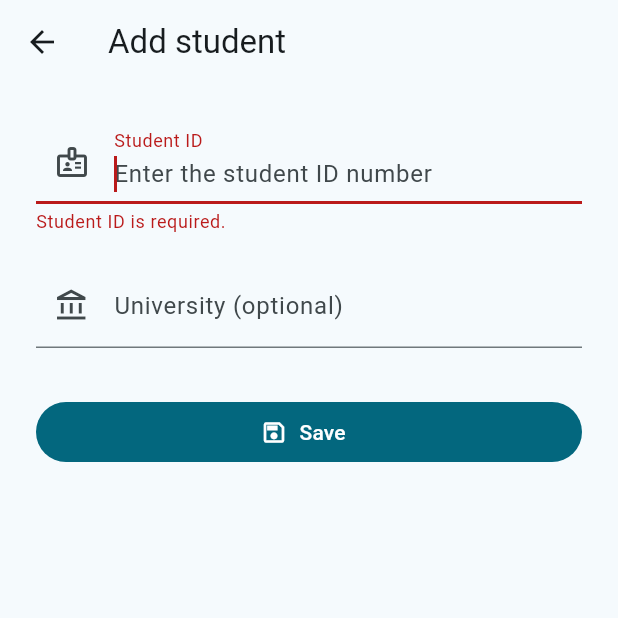
After one commit to RiveraDiego/CUM_Master, a Flutter app: the StudentFormPage screen opened by its route, after a tap on "Save", on a phone screen of 412 x 824 dp, the top half of it. The commit adds this screen. Run offline on Flutter 3.47's test engine with Material 3 defaults, Android fonts, the phone set to English and light mode, and no system bars; our stand-ins replace flutter_riverpod, go_router, sqflite; accounts and stored records are empty.

Commit message:
feat(students): add visual CRUD
Checklist visible en Android:
- Listar estudiantes y estado vacío
- Agregar con carnet obligatorio y universidad opcional
- Validar carnet duplicado
- Editar datos existentes
- Cancelar o confirmar eliminación
- Mostrar carga, errores y reintento
- Mantener datos locales al reabrir

```diff
--- a/lib/core/router/app_router.dart
+++ b/lib/core/router/app_router.dart
@@ -1,9 +1,12 @@
 import 'package:go_router/go_router.dart';
 
-import '../../features/home/presentation/home_page.dart';
+import '../../features/students/presentation/pages/student_form_page.dart';
+import '../../features/students/presentation/pages/students_page.dart';
 
 abstract final class AppRoute {
   static const home = 'home';
+  static const studentCreate = 'student-create';
+  static const studentEdit = 'student-edit';
 }
 
 final GoRouter appRouter = GoRouter(
@@ -12,7 +15,20 @@ final GoRouter appRouter = GoRouter(
     GoRoute(
       path: '/',
       name: AppRoute.home,
-      builder: (context, state) => const HomePage(),
+      builder: (context, state) => const StudentsPage(),
+      routes: [
+        GoRoute(
+          path: 'students/new',
+          name: AppRoute.studentCreate,
+          builder: (context, state) => const StudentFormPage(),
+        ),
+        GoRoute(
+          path: 'students/:studentId/edit',
+          name: AppRoute.studentEdit,
+          builder: (context, state) =>
+              StudentFormPage(studentId: state.pathParameters['studentId']!),
+        ),
+      ],
     ),
   ],
 );
--- /dev/null
+++ b/lib/features/students/presentation/controllers/students_controller.dart
@@ -0,0 +1,50 @@
+import 'package:flutter_riverpod/flutter_riverpod.dart';
+
+import '../../application/student_providers.dart';
+import '../../domain/entities/student.dart';
+
+final studentsControllerProvider =
+    AsyncNotifierProvider<StudentsController, List<Student>>(
+      StudentsController.new,
+    );
+
+class StudentsController extends AsyncNotifier<List<Student>> {
+  @override
+  Future<List<Student>> build() => ref.watch(listStudentsProvider)();
+
+  Future<void> refresh() async {
+    state = const AsyncLoading();
+    state = await AsyncValue.guard(ref.read(listStudentsProvider).call);
+  }
+
+  Future<Student> create({
+    required String studentCard,
+    String? university,
+  }) async {
+    final student = await ref.read(createStudentProvider)(
+      studentCard: studentCard,
+      university: university,
+    );
+    await refresh();
+    return student;
+  }
+
+  Future<Student> updateStudent({
+    required String studentId,
+    required String studentCard,
+    String? university,
+  }) async {
+    final student = await ref.read(updateStudentProvider)(
+      studentId: studentId,
+      studentCard: studentCard,
+      university: university,
+    );
+    await refresh();
+    return student;
+  }
+
+  Future<void> delete(String studentId) async {
+    await ref.read(deleteStudentProvider)(studentId);
+    await refresh();
+  }
+}
--- /dev/null
+++ b/lib/features/students/presentation/pages/student_form_page.dart
@@ -0,0 +1,224 @@
+import 'package:flutter/material.dart';
+import 'package:flutter_riverpod/flutter_riverpod.dart';
+import 'package:go_router/go_router.dart';
+
+import '../../../../l10n/generated/app_localizations.dart';
+import '../../application/student_providers.dart';
+import '../../domain/entities/student.dart';
+import '../../domain/errors/student_exceptions.dart';
+import '../controllers/students_controller.dart';
+
+class StudentFormPage extends ConsumerStatefulWidget {
+  const StudentFormPage({super.key, this.studentId});
+
+  final String? studentId;
+
+  @override
+  ConsumerState<StudentFormPage> createState() => _StudentFormPageState();
+}
+
+class _StudentFormPageState extends ConsumerState<StudentFormPage> {
+  final _formKey = GlobalKey<FormState>();
+  final _studentCardController = TextEditingController();
+  final _universityController = TextEditingController();
+  Future<Student?>? _studentFuture;
+  bool _saving = false;
+  bool _initialized = false;
+
+  bool get _isEditing => widget.studentId != null;
+
+  @override
+  void initState() {
+    super.initState();
+    if (_isEditing) {
+      _studentFuture = ref.read(getStudentProvider)(widget.studentId!);
+    }
+  }
+
+  @override
+  void dispose() {
+    _studentCardController.dispose();
+    _universityController.dispose();
+    super.dispose();
+  }
+
+  @override
+  Widget build(BuildContext context) {
+    final l10n = AppLocalizations.of(context)!;
+    return Scaffold(
+      appBar: AppBar(
+        title: Text(
+          _isEditing ? l10n.studentEditTitle : l10n.studentCreateTitle,
+        ),
+      ),
+      body: SafeArea(
+        child: _isEditing && !_initialized
+            ? FutureBuilder<Student?>(
+                future: _studentFuture,
+                builder: (context, snapshot) {
+                  if (snapshot.connectionState != ConnectionState.done) {
+                    return const Center(child: CircularProgressIndicator());
+                  }
+                  if (snapshot.hasError) {
+                    return _LoadFailureState(
+                      message: l10n.studentStorageError,
+                      onRetry: _reloadStudent,
+                      onClose: () => context.pop(),
+                    );
+                  }
+                  if (snapshot.data == null) {
+                    return _LoadFailureState(
+                      message: l10n.studentNotFoundError,
+                      onClose: () => context.pop(),
+                    );
+                  }
+                  _initialize(snapshot.data!);
+                  return _buildForm(l10n);
+                },
+              )
+            : _buildForm(l10n),
+      ),
+    );
+  }
+
+  void _initialize(Student student) {
+    _studentCardController.text = student.studentCard;
+    _universityController.text = student.university ?? '';
+    _initialized = true;
+  }
+
+  void _reloadStudent() {
+    setState(() {
+      _studentFuture = ref.read(getStudentProvider)(widget.studentId!);
+    });
+  }
+
+  Widget _buildForm(AppLocalizations l10n) {
+    return SingleChildScrollView(
+      padding: const EdgeInsets.all(24),
+      child: Center(
+        child: ConstrainedBox(
+          constraints: const BoxConstraints(maxWidth: 560),
+          child: Form(
+            key: _formKey,
+            child: Column(
+              crossAxisAlignment: CrossAxisAlignment.stretch,
+              children: [
+                TextFormField(
+                  controller: _studentCardController,
+                  enabled: !_saving,
+                  textInputAction: TextInputAction.next,
+                  autofocus: !_isEditing,
+                  decoration: InputDecoration(
+                    labelText: l10n.studentCardLabel,
+                    hintText: l10n.studentCardHint,
+                    prefixIcon: const Icon(Icons.badge_outlined),
+                  ),
+                  validator: (value) => value == null || value.trim().isEmpty
+                      ? l10n.studentCardRequiredError
+                      : null,
+                ),
+                const SizedBox(height: 20),
+                TextFormField(
+                  controller: _universityController,
+                  enabled: !_saving,
+                  textInputAction: TextInputAction.done,
+                  onFieldSubmitted: (_) => _save(),
+                  decoration: InputDecoration(
+                    labelText: l10n.studentUniversityLabel,
+                    hintText: l10n.studentUniversityHint,
+                    prefixIcon: const Icon(Icons.account_balance_outlined),
+                  ),
+                ),
+                const SizedBox(height: 32),
+                FilledButton.icon(
+                  onPressed: _saving ? null : _save,
+                  icon: _saving
+                      ? const SizedBox.square(
+                          dimension: 20,
+                          child: CircularProgressIndicator(strokeWidth: 2),
+                        )
+                      : const Icon(Icons.save_outlined),
+                  label: Text(l10n.saveAction),
+                ),
+              ],
+            ),
+          ),
+        ),
+      ),
+    );
+  }
+
+  Future<void> _save() async {
+    if (_saving || !_formKey.currentState!.validate()) return;
+    setState(() => _saving = true);
+    final l10n = AppLocalizations.of(context)!;
+    try {
+      final notifier = ref.read(studentsControllerProvider.notifier);
+      if (_isEditing) {
+        await notifier.updateStudent(
+          studentId: widget.studentId!,
+          studentCard: _studentCardController.text,
+          university: _universityController.text,
+        );
+      } else {
+        await notifier.create(
+          studentCard: _studentCardController.text,
+          university: _universityController.text,
+        );
+      }
+      if (mounted) context.pop();
+    } on DuplicateStudentCardException {
+      _showError(l10n.studentCardDuplicateError);
+    } on StudentNotFoundException {
+      _showError(l10n.studentNotFoundError);
+    } on StudentException {
+      _showError(l10n.studentStorageError);
+    } finally {
+      if (mounted) setState(() => _saving = false);
+    }
+  }
+
+  void _showError(String message) {
+    ScaffoldMessenger.of(
+      context,
+    ).showSnackBar(SnackBar(content: Text(message)));
+  }
+}
+
+class _LoadFailureState extends StatelessWidget {
+  const _LoadFailureState({
+    required this.message,
+    required this.onClose,
+    this.onRetry,
+  });
+
+  final String message;
+  final VoidCallback onClose;
+  final VoidCallback? onRetry;
+
+  @override
+  Widget build(BuildContext context) {
+    final l10n = AppLocalizations.of(context)!;
+    return Center(
+      child: Padding(
+        padding: const EdgeInsets.all(24),
+        child: Column(
+          mainAxisSize: MainAxisSize.min,
+          children: [
+            Text(message, textAlign: TextAlign.center),
+            const SizedBox(height: 16),
+            if (onRetry != null) ...[
+              FilledButton(onPressed: onRetry, child: Text(l10n.retryAction)),
+              const SizedBox(height: 8),
+            ],
+            FilledButton.tonal(
+              onPressed: onClose,
+              child: Text(l10n.closeAction),
+            ),
+          ],
+        ),
+      ),
+    );
+  }
+}
--- a/lib/l10n/app_en.arb
+++ b/lib/l10n/app_en.arb
@@ -15,5 +15,33 @@
   "studentsCreateAction": "Add student",
   "@studentsCreateAction": {
     "description": "Label for the action that creates a student"
-  }
+  },
+  "studentsTitle": "Students",
+  "studentCreateTitle": "Add student",
+  "studentEditTitle": "Edit student",
+  "studentCardLabel": "Student ID",
+  "studentCardHint": "Enter the student ID number",
+  "studentCardRequiredError": "Student ID is required.",
+  "studentCardDuplicateError": "A student with this ID already exists.",
+  "studentUniversityLabel": "University (optional)",
+  "studentUniversityHint": "Enter the university name",
+  "studentUniversityNotSpecified": "University not specified",
+  "studentMoreActions": "More student actions",
+  "studentDeleteTitle": "Delete student?",
+  "studentDeleteMessage": "This will permanently delete student {studentCard}.",
+  "@studentDeleteMessage": {
+    "placeholders": {
+      "studentCard": {"type": "String"}
+    }
+  },
+  "studentDeleted": "Student deleted.",
+  "studentNotFoundError": "This student no longer exists.",
+  "studentStorageError": "Student data could not be saved. Try again.",
+  "studentsLoadError": "Students could not be loaded.",
+  "saveAction": "Save",
+  "editAction": "Edit",
+  "deleteAction": "Delete",
+  "cancelAction": "Cancel",
+  "closeAction": "Close",
+  "retryAction": "Try again"
 }
```
Also changed, not shown: lib/features/students/presentation/pages/students_page.dart (added, +238 -0 lines), lib/l10n/app_es.arb (+29 -1 lines), lib/l10n/generated/app_localizations.dart, lib/l10n/generated/app_localizations_en.dart, lib/l10n/generated/app_localizations_es.dart, 2 other files.
